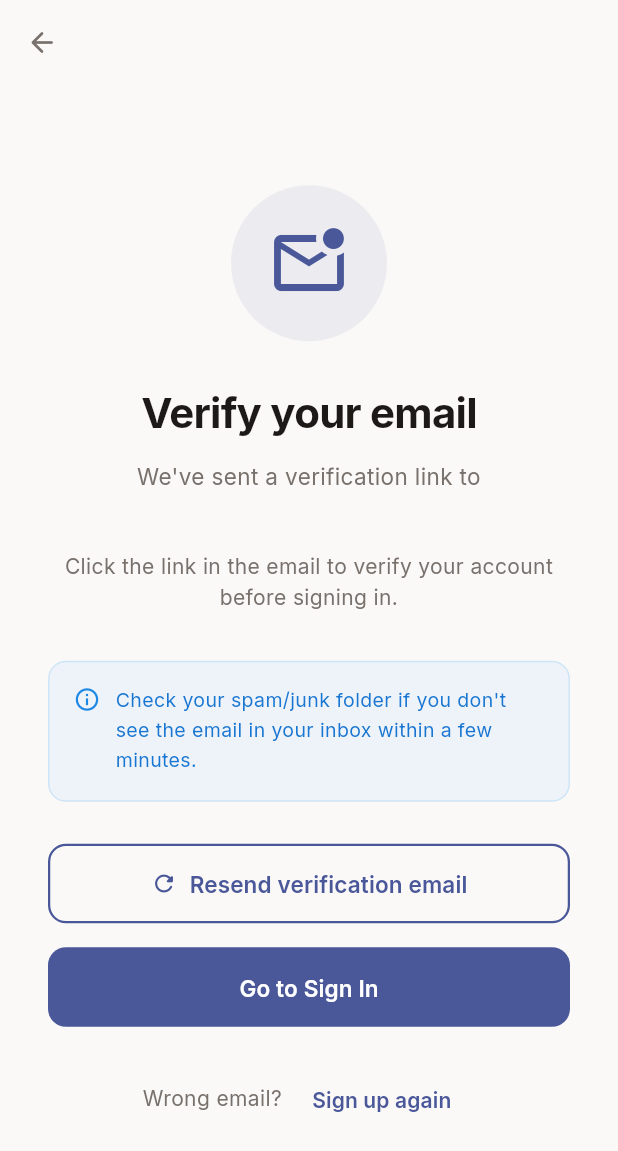
After one commit to ManiKumar007/FamilyTree, a Flutter app: the VerifyEmailScreen screen opened by its route, on a phone screen of 412 x 824 dp. The commit adds this screen. Shown: the top 1151 px of the screen. Run offline on Flutter 3.47's test engine with Material 3 defaults, Android fonts, the phone set to English and light mode, and no system bars; our stand-ins replace cached_network_image, fl_chart, flutter_dotenv, flutter_riverpod, flutter_staggered_animations, go_router and 7 more; accounts and stored records are empty.

Commit message:
fix: signup URL shows /login + add email verification screen
- fix(router): change context.push('/signup') to context.go('/signup') in
  login_screen so URL correctly displays /signup (not /login stacked)
- feat(auth): add VerifyEmailScreen at /verify-email route shown after signup
  when Supabase email confirmation is required (session == null)
- fix(signup): redirect to /verify-email?email=xxx instead of /login after
  successful signup with email confirmation pending
- feat(auth): add resendVerificationEmail() to AuthService using Supabase
  auth.resend() with OtpType.signup
- fix(signup): set emailRedirectTo so verification link brings user back to app
- fix(router): /verify-email allowed without auth; if already logged in
  (verified email), forwards to /profile-setup or /tree automatically
- chore: remove unused session variable in routerProvider

```diff
--- a/app/lib/features/auth/screens/login_screen.dart
+++ b/app/lib/features/auth/screens/login_screen.dart
@@ -180,7 +180,7 @@ class _LoginScreenState extends ConsumerState<LoginScreen> {
   }
 
   void _goToSignUp() {
-    context.push('/signup');
+    context.go('/signup');
   }
 
   String _formatErrorMessage(String error) {
--- a/app/lib/features/auth/screens/signup_screen.dart
+++ b/app/lib/features/auth/screens/signup_screen.dart
@@ -71,15 +71,10 @@ class _SignupScreenState extends ConsumerState<SignupScreen> {
           );
           context.go('/profile-setup');
         } else {
-          // Email confirmation required - go to login
-          developer.log('✉️ Email confirmation required, redirecting to login', name: 'SignupScreen');
-          ScaffoldMessenger.of(context).showSnackBar(
-            const SnackBar(
-              content: Text('Account created! Please check your email and sign in.'),
-              backgroundColor: kSuccessColor,
-            ),
-          );
-          context.go('/login');
+          // Email confirmation required - show verify email screen
+          developer.log('✉️ Email confirmation required, showing verify email screen', name: 'SignupScreen');
+          final encodedEmail = Uri.encodeComponent(email);
+          context.go('/verify-email?email=$encodedEmail');
         }
       }
     } catch (e, stackTrace) {
--- /dev/null
+++ b/app/lib/features/auth/screens/verify_email_screen.dart
@@ -0,0 +1,326 @@
+import 'package:flutter/material.dart';
+import 'package:flutter_riverpod/flutter_riverpod.dart';
+import 'package:go_router/go_router.dart';
+import '../../../services/auth_service.dart';
+import '../../../config/theme.dart';
+
+class VerifyEmailScreen extends ConsumerStatefulWidget {
+  final String email;
+
+  const VerifyEmailScreen({super.key, required this.email});
+
+  @override
+  ConsumerState<VerifyEmailScreen> createState() => _VerifyEmailScreenState();
+}
+
+class _VerifyEmailScreenState extends ConsumerState<VerifyEmailScreen> {
+  bool _isSending = false;
+  String? _message;
+  bool _isError = false;
+
+  Future<void> _resendEmail() async {
+    setState(() {
+      _isSending = true;
+      _message = null;
+    });
+
+    try {
+      final authService = ref.read(authServiceProvider);
+      await authService.resendVerificationEmail(email: widget.email);
+      if (mounted) {
+        setState(() {
+          _message = 'Verification email sent! Please check your inbox.';
+          _isError = false;
+        });
+      }
+    } catch (e) {
+      if (mounted) {
+        setState(() {
+          _message = e.toString().replaceAll('Exception: ', '');
+          _isError = true;
+        });
+      }
+    } finally {
+      if (mounted) setState(() { _isSending = false; });
+    }
+  }
+
+  @override
+  Widget build(BuildContext context) {
+    final width = MediaQuery.of(context).size.width;
+    final isDesktop = width >= 900;
+
+    return Scaffold(
+      appBar: AppBar(
+        backgroundColor: Colors.transparent,
+        elevation: 0,
+        leading: IconButton(
+          icon: const Icon(Icons.arrow_back_rounded),
+          onPressed: () => context.go('/login'),
+          tooltip: 'Back to Sign In',
+        ),
+      ),
+      body: SafeArea(
+        child: Row(
+          children: [
+            // Left decorative panel (desktop only)
+            if (isDesktop)
+              Expanded(
+                flex: 5,
+                child: Container(
+                  decoration: const BoxDecoration(
+                    gradient: AppGradients.hero,
+                  ),
+                  child: Padding(
+                    padding: const EdgeInsets.all(48),
+                    child: Column(
+                      crossAxisAlignment: CrossAxisAlignment.start,
+                      mainAxisAlignment: MainAxisAlignment.center,
+                      children: [
+                        Container(
+                          padding: const EdgeInsets.all(16),
+                          decoration: BoxDecoration(
+                            color: Colors.white.withValues(alpha: 0.15),
+                            borderRadius: BorderRadius.circular(16),
+                          ),
+                          child: const Icon(
+                            Icons.group_rounded,
+                            size: 48,
+                            color: Colors.white,
+                          ),
+                        ),
+                        const SizedBox(height: 32),
+                        const Text(
+                          'Start your\nfamily story',
+                          style: TextStyle(
+                            fontSize: 40,
+                            fontWeight: FontWeight.w700,
+                            color: Colors.white,
+                            height: 1.2,
+                            letterSpacing: -1,
+                          ),
+                        ),
+                        const SizedBox(height: 16),
+                        Text(
+                          'Create your family tree and connect\ngenerations together.',
+                          style: TextStyle(
+                            fontSize: 16,
+                            color: Colors.white.withValues(alpha: 0.85),
+                            height: 1.6,
+                          ),
+                        ),
+                      ],
+                    ),
+                  ),
+                ),
+              ),
+
+            // Right panel
+            Expanded(
+              flex: isDesktop ? 4 : 1,
+              child: Center(
+                child: SingleChildScrollView(
+                  child: Padding(
+                    padding: const EdgeInsets.symmetric(horizontal: 32, vertical: 24),
+                    child: ConstrainedBox(
+                      constraints: const BoxConstraints(maxWidth: 420),
+                      child: Column(
+                        mainAxisSize: MainAxisSize.min,
+                        crossAxisAlignment: CrossAxisAlignment.center,
+                        children: [
+                          // Email icon
+                          Container(
+                            padding: const EdgeInsets.all(24),
+                            decoration: BoxDecoration(
+                              color: kPrimaryColor.withValues(alpha: 0.08),
+                              shape: BoxShape.circle,
+                            ),
+                            child: Icon(
+                              Icons.mark_email_unread_outlined,
+                              size: 56,
+                              color: kPrimaryColor,
+                            ),
+                          ),
+                          const SizedBox(height: 28),
+
+                          // Title
+                          const Text(
+                            'Verify your email',
+                            style: TextStyle(
+                              fontSize: 28,
+                              fontWeight: FontWeight.w700,
+                              letterSpacing: -0.5,
+                            ),
+                            textAlign: TextAlign.center,
+                          ),
+                          const SizedBox(height: 12),
+
+                          // Subtitle
+                          Text(
+                            'We\'ve sent a verification link to',
+                            style: TextStyle(fontSize: 15, color: kTextSecondary),
+                            textAlign: TextAlign.center,
+                          ),
+                          const SizedBox(height: 4),
+                          Text(
+                            widget.email,
+                            style: TextStyle(
+                              fontSize: 15,
+                              fontWeight: FontWeight.w600,
+                              color: kPrimaryColor,
+                            ),
+                            textAlign: TextAlign.center,
+                          ),
+                          const SizedBox(height: 12),
+                          Text(
+                            'Click the link in the email to verify your account before signing in.',
+                            style: TextStyle(fontSize: 14, color: kTextSecondary, height: 1.5),
+                            textAlign: TextAlign.center,
+                          ),
+
+                          const SizedBox(height: 32),
+
+                          // Info box
+                          Container(
+                            padding: const EdgeInsets.all(16),
+                            decoration: BoxDecoration(
+                              color: Colors.blue.withValues(alpha: 0.06),
+                              borderRadius: BorderRadius.circular(12),
+                              border: Border.all(color: Colors.blue.withValues(alpha: 0.15)),
+                            ),
+                            child: Row(
+                              crossAxisAlignment: CrossAxisAlignment.start,
+                              children: [
+                                Icon(Icons.info_outline, size: 18, color: Colors.blue.shade600),
+                                const SizedBox(width: 10),
+                                Expanded(
+                                  child: Text(
+                                    'Check your spam/junk folder if you don\'t see the email in your inbox within a few minutes.',
+                                    style: TextStyle(
+                                      fontSize: 13,
+                                      color: Colors.blue.shade700,
+                                      height: 1.5,
+                                    ),
+                                  ),
+                                ),
+                              ],
+                            ),
+                          ),
+
+                          const SizedBox(height: 28),
+
+                          // Feedback message
+                          if (_message != null) ...[
+                            Container(
+                              padding: const EdgeInsets.symmetric(horizontal: 14, vertical: 12),
+                              decoration: BoxDecoration(
+                                color: _isError
+                                    ? kErrorColor.withValues(alpha: 0.08)
+                                    : kSuccessColor.withValues(alpha: 0.08),
+                                borderRadius: BorderRadius.circular(10),
+                                border: Border.all(
+                                  color: _isError
+                                      ? kErrorColor.withValues(alpha: 0.2)
+                                      : kSuccessColor.withValues(alpha: 0.2),
+                                ),
+                              ),
+                              child: Row(
+                                children: [
+                                  Icon(
+                                    _isError ? Icons.error_outline : Icons.check_circle_outline,
+                                    size: 18,
+                                    color: _isError ? kErrorColor : kSuccessColor,
+                                  ),
+                                  const SizedBox(width: 8),
+                                  Expanded(
+                                    child: Text(
+                                      _message!,
+                                      style: TextStyle(
+                                        fontSize: 13,
+                                        color: _isError ? kErrorColor : kSuccessColor,
+                                      ),
+                                    ),
+                                  ),
+                                ],
+                              ),
+                            ),
+                            const SizedBox(height: 16),
+                          ],
+
+                          // Resend button
+                          SizedBox(
+                            width: double.infinity,
+                            child: OutlinedButton.icon(
+                              onPressed: _isSending ? null : _resendEmail,
+                              style: OutlinedButton.styleFrom(
+                                minimumSize: const Size(double.infinity, 50),
+                                side: BorderSide(color: kPrimaryColor, width: 1.5),
+                              ),
+                              icon: _isSending
+                                  ? SizedBox(
+                                      height: 18,
+                                      width: 18,
+                                      child: CircularProgressIndicator(
+                                        strokeWidth: 2,
+                                        color: kPrimaryColor,
+                                      ),
+                                    )
+                                  : Icon(Icons.refresh_rounded, color: kPrimaryColor),
+                              label: Text(
+                                _isSending ? 'Sending...' : 'Resend verification email',
+                                style: TextStyle(
+                                  color: kPrimaryColor,
+                                  fontSize: 15,
+                                  fontWeight: FontWeight.w600,
+                                ),
+                              ),
+                            ),
+                          ),
+
+                          const SizedBox(height: 16),
+
+                          // Go to login button
+                          SizedBox(
+                            width: double.infinity,
+                            child: ElevatedButton(
+                              onPressed: () => context.go('/login'),
+                              style: ElevatedButton.styleFrom(
+                                minimumSize: const Size(double.infinity, 50),
+                              ),
+                              child: const Text(
+                                'Go to Sign In',
+                                style: TextStyle(fontSize: 15, fontWeight: FontWeight.w600),
+                              ),
+                            ),
+                          ),
+
+                          const SizedBox(height: 24),
+                          Row(
+                            mainAxisAlignment: MainAxisAlignment.center,
+                            children: [
+                              Text(
+                                'Wrong email? ',
+                                style: TextStyle(color: kTextSecondary),
+                              ),
+                              TextButton(
+                                onPressed: () => context.go('/signup'),
+                                child: const Text(
+                                  'Sign up again',
+                                  style: TextStyle(fontWeight: FontWeight.w600),
+                                ),
+                              ),
+                            ],
+                          ),
+                        ],
+                      ),
+                    ),
+                  ),
+                ),
+              ),
+            ),
+          ],
+        ),
+      ),
+    );
+  }
+}
--- a/app/lib/router/app_router.dart
+++ b/app/lib/router/app_router.dart
@@ -10,6 +10,7 @@ import '../features/auth/screens/login_screen.dart';
 import '../features/auth/screens/signup_screen.dart';
 import '../features/auth/screens/profile_setup_screen.dart';
 import '../features/auth/screens/reset_password_screen.dart';
+import '../features/auth/screens/verify_email_screen.dart';
 import '../features/landing/screens/landing_screen.dart';
 import '../features/tree/screens/tree_view_screen.dart';
 import '../features/tree/screens/add_member_screen.dart';
@@ -77,12 +78,12 @@ final routerProvider = Provider<GoRouter>((ref) {
     redirect: (context, state) {
       // Use currentUser instead of currentSession for more reliable auth checking
       final user = Supabase.instance.client.auth.currentUser;
-      final session = Supabase.instance.client.auth.currentSession;
       final isLoggedIn = user != null;
       final isLoginRoute = state.matchedLocation == '/login' || state.matchedLocation == '/signup';
       final isLandingRoute = state.matchedLocation == '/landing';
       final isInviteRoute = state.matchedLocation.startsWith('/invite');
       final isResetPasswordRoute = state.matchedLocation == '/reset-password';
+      final isVerifyEmailRoute = state.matchedLocation == '/verify-email';
       final isAdminRoute = state.matchedLocation.startsWith('/admin');
       final isProfileSetupRoute = state.matchedLocation == '/profile-setup';
 
@@ -96,6 +97,15 @@ final routerProvider = Provider<GoRouter>((ref) {
 
       // Allow landing, login, signup, reset-password, and invite routes without auth
       if (isLandingRoute || isLoginRoute || isInviteRoute || isResetPasswordRoute) return null;
+
+      // Verify email page: allow for unauthenticated users; if already logged in
+      // (i.e., they clicked the verification link), forward to profile-setup/tree
+      if (isVerifyEmailRoute) {
+        if (!isLoggedIn) return null;
+        final hasProfile = ref.read(hasProfileProvider);
+        final skipped = ref.read(profileSkippedProvider);
+        return (hasProfile == true || skipped) ? '/tree' : '/profile-setup';
+      }
 
       // If not logged in and trying to access protected route, redirect to login
       if (!isLoggedIn) return '/login';
@@ -144,6 +154,13 @@ final routerProvider = Provider<GoRouter>((ref) {
       GoRoute(
         path: '/reset-password',
         builder: (context, state) => const ResetPasswordScreen(),
+      ),
+      GoRoute(
+        path: '/verify-email',
+        builder: (context, state) {
+          final email = state.uri.queryParameters['email'] ?? '';
+          return VerifyEmailScreen(email: Uri.decodeComponent(email));
+        },
       ),
       GoRoute(
         path: '/profile-setup',
--- a/app/lib/services/auth_service.dart
+++ b/app/lib/services/auth_service.dart
@@ -79,6 +79,7 @@ class AuthService {
         email: normalizedEmail,
         password: password,
         data: metadata,
+        emailRedirectTo: kIsWeb ? AppConfig.appUrl : null,
       );
 
       developer.log('✅ Supabase sign up successful', name: 'AuthService', error: {
@@ -335,6 +336,36 @@ class AuthService {
     await _supabase.auth.signOut();
   }
 
+  /// Resend email verification link to the given email address
+  Future<void> resendVerificationEmail({required String email}) async {
+    final normalizedEmail = email.trim().toLowerCase();
+    developer.log('📧 Resending verification email', name: 'AuthService', error: {'email': normalizedEmail});
+
+    try {
+      await _supabase.auth.resend(
+        type: OtpType.signup,
+        email: normalizedEmail,
+        emailRedirectTo: kIsWeb ? AppConfig.appUrl : null,
+      );
+      developer.log('✅ Verification email resent', name: 'AuthService');
+    } on AuthException catch (e) {
+      developer.log(
+        '🚫 Supabase AuthException resending verification',
+        name: 'AuthService',
+        error: {'message': e.message},
+      );
+      throw Exception('Could not resend verification email: ${e.message}');
+    } catch (e, stackTrace) {
+      developer.log(
+        '❌ Unexpected error resending verification',
+        name: 'AuthService',
+        error: e,
+        stackTrace: stackTrace,
+      );
+      rethrow;
+    }
+  }
+
   /// Send password reset email
   Future<void> resetPasswordForEmail(String email) async {
     final normalizedEmail = email.trim().toLowerCase();
```
